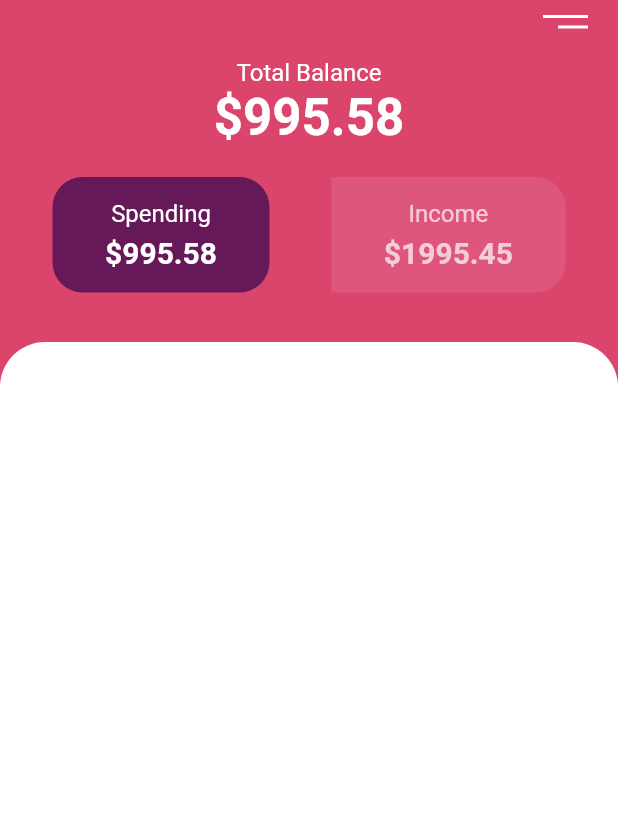
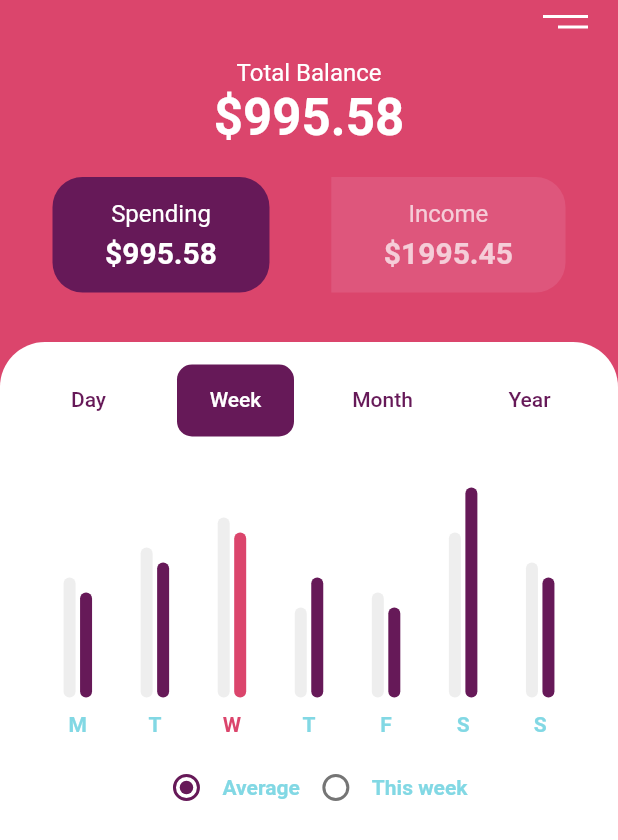
Before and after one commit to marcossevilla/ui-challenges, a Flutter app: the HomeScreen screen opened directly, on a phone screen of 412 x 824 dp. Shown: the top 840 px of the screen. Run offline on Flutter 3.47's test engine with Material 2 defaults, Android fonts, the phone set to English and light mode, and no system bars; our stand-ins replace animate_do, cached_network_image, flutter_lorem, flutter_svg, flutter_swiper, font_awesome_flutter.

Commit message:
BankingApp - Stats part is done

```diff
--- a/lib/src/banking_app/screens/home.dart
+++ b/lib/src/banking_app/screens/home.dart
@@ -1,7 +1,12 @@
 import 'package:flutter/material.dart';
 
 import '../colors.dart';
+import '../widgets/header_card.dart';
 import '../../shared/widgets/modern_drawer.dart';
+
+const tabs = ['Day', 'Week', 'Month', 'Year'];
+const labels = ['M', 'T', 'W', 'T', 'F', 'S', 'S'];
+const heights = {80: 70, 100: 90, 120: 110, 60: 80, 70: 60, 110: 140, 90: 80};
 
 class HomeScreen extends StatelessWidget {
   @override
@@ -13,16 +18,217 @@ class HomeScreen extends StatelessWidget {
         child: Column(
           children: [
             _Header(),
-            Expanded(
+            _Body(),
+          ],
+        ),
+      ),
+    );
+  }
+}
+
+class _Body extends StatelessWidget {
+  const _Body({Key key}) : super(key: key);
+
+  @override
+  Widget build(BuildContext context) {
+    return Expanded(
       child: Container(
+        padding: const EdgeInsets.symmetric(vertical: 15.0, horizontal: 10.0),
         decoration: BoxDecoration(
           color: Colors.white,
           borderRadius: BorderRadius.vertical(top: Radius.circular(30)),
         ),
+        child: DefaultTabController(
+          length: 4,
+          initialIndex: 1,
+          child: Column(
+            children: [
+              _Tabs(),
+              _TabViews(),
+              SizedBox(height: 10.0),
+              _RadioButtons(),
+            ],
           ),
+        ),
+      ),
+    );
+  }
+}
+
+class _RadioButtons extends StatelessWidget {
+  final _radio = ValueNotifier<int>(0);
+
+  _handleRadioValueChange(int value) => _radio.value = value;
+
+  @override
+  Widget build(BuildContext context) {
+    return ValueListenableBuilder(
+      valueListenable: _radio,
+      builder: (context, int value, _) {
+        return Row(
+          mainAxisAlignment: MainAxisAlignment.center,
+          children: [
+            Radio(
+              value: 0,
+              groupValue: value,
+              activeColor: kPinkyPurple,
+              onChanged: _handleRadioValueChange,
+            ),
+            Text(
+              'Average',
+              style: TextStyle(color: kNeonAqua, fontWeight: FontWeight.bold),
+            ),
+            Radio<int>(
+              value: 1,
+              groupValue: value,
+              activeColor: kPinkyPurple,
+              onChanged: _handleRadioValueChange,
+            ),
+            Text(
+              'This week',
+              style: TextStyle(color: kNeonAqua, fontWeight: FontWeight.bold),
+            ),
+          ],
+        );
+      },
+    );
+  }
+}
+
+class _TabViews extends StatelessWidget {
+  const _TabViews({Key key}) : super(key: key);
+
+  @override
+  Widget build(BuildContext context) {
+    return Container(
+      height: 200,
+      child: TabBarView(
+        children: [
+          Icon(Icons.apps),
+          _Stats(),
+          Icon(Icons.movie),
+          Icon(Icons.games),
+        ],
+      ),
+    );
+  }
+}
+
+class _Tabs extends StatelessWidget {
+  const _Tabs({Key key}) : super(key: key);
+
+  @override
+  Widget build(BuildContext context) {
+    return Container(
+      child: TabBar(
+        unselectedLabelColor: kPinkyPurple,
+        indicatorSize: TabBarIndicatorSize.label,
+        labelPadding: const EdgeInsets.symmetric(horizontal: 10.0),
+        indicator: BoxDecoration(
+          color: kPinkyPurple,
+          borderRadius: BorderRadius.circular(10.0),
+        ),
+        tabs: [
+          for (var tab in tabs)
+            Tab(
+              child: Align(
+                alignment: Alignment.center,
+                child: Text(tab),
+              ),
+            )
+        ],
+      ),
+    );
+  }
+}
+
+class _Stats extends StatelessWidget {
+  const _Stats({Key key}) : super(key: key);
+
+  @override
+  Widget build(BuildContext context) {
+    return Container(
+      child: Row(
+        mainAxisAlignment: MainAxisAlignment.spaceEvenly,
+        children: [
+          for (var i = 0; i < labels.length; i++)
+            _StatIndicator(
+              label: labels[i],
+              labelColor: labels[i] == 'W' ? kSolidPink : kNeonAqua,
+              indicatorColor: labels[i] == 'W' ? kSolidPink : kPinkyPurple,
+              incomeHeight: heights.keys.elementAt(i).toDouble(),
+              spendingHeight: heights.values.elementAt(i).toDouble(),
             ),
         ],
       ),
+    );
+  }
+}
+
+class _StatIndicator extends StatelessWidget {
+  const _StatIndicator({
+    Key key,
+    @required this.label,
+    @required this.labelColor,
+    @required this.indicatorColor,
+    @required this.incomeHeight,
+    @required this.spendingHeight,
+  }) : super(key: key);
+
+  final String label;
+  final Color labelColor;
+  final Color indicatorColor;
+  final double incomeHeight;
+  final double spendingHeight;
+
+  @override
+  Widget build(BuildContext context) {
+    return Column(
+      mainAxisAlignment: MainAxisAlignment.end,
+      children: [
+        Row(
+          crossAxisAlignment: CrossAxisAlignment.end,
+          children: [
+            _Indicator(
+              color: Colors.grey.shade200,
+              height: incomeHeight,
+            ),
+            SizedBox(width: 3.0),
+            _Indicator(
+              height: spendingHeight,
+              color: indicatorColor,
+            )
+          ],
+        ),
+        SizedBox(height: 10.0),
+        Text(
+          label,
+          style: TextStyle(color: labelColor, fontWeight: FontWeight.bold),
+        ),
+      ],
+    );
+  }
+}
+
+class _Indicator extends StatelessWidget {
+  const _Indicator({
+    Key key,
+    @required this.color,
+    @required this.height,
+  }) : super(key: key);
+
+  final Color color;
+  final double height;
+  final double indicatorWidth = 8;
+
+  @override
+  Widget build(BuildContext context) {
+    return Container(
+      height: height,
+      width: indicatorWidth,
+      decoration: BoxDecoration(
+        color: color,
+        borderRadius: BorderRadius.circular(10.0),
       ),
     );
   }
@@ -74,7 +280,7 @@ class _Cards extends StatelessWidget {
         children: [
           Positioned(
             right: 15,
-            child: _HeaderCard(
+            child: HeaderCard(
               backgroundColor: kLighterPink,
               title: 'Income',
               content: '\$1995.45',
@@ -83,7 +289,7 @@ class _Cards extends StatelessWidget {
           ),
           Positioned(
             left: 15,
-            child: _HeaderCard(
+            child: HeaderCard(
               backgroundColor: kPinkyPurple,
               title: 'Spending',
               content: '\$995.58',
@@ -94,49 +300,3 @@ class _Cards extends StatelessWidget {
     );
   }
 }
-
-class _HeaderCard extends StatelessWidget {
-  const _HeaderCard({
-    Key key,
-    @required this.backgroundColor,
-    @required this.title,
-    @required this.content,
-    this.isPrimary = true,
-  }) : super(key: key);
-
-  final bool isPrimary;
-  final String title;
-  final String content;
-  final Color backgroundColor;
-
-  @override
-  Widget build(BuildContext context) {
-    return Container(
-      padding: const EdgeInsets.symmetric(vertical: 15.0, horizontal: 35.0),
-      decoration: BoxDecoration(
-        color: backgroundColor,
-        borderRadius: isPrimary
-            ? BorderRadius.circular(20.0)
-            : BorderRadius.horizontal(right: Radius.circular(20.0)),
-      ),
-      child: Column(
-        children: [
-          Text(
-            title,
-            style: Theme.of(context).textTheme.subtitle1.copyWith(
-                  color: isPrimary ? Colors.white : Colors.white70,
-                ),
-          ),
-          SizedBox(height: 5.0),
-          Text(
-            content,
-            style: Theme.of(context).textTheme.headline6.copyWith(
-                  color: isPrimary ? Colors.white : Colors.white70,
-                  fontWeight: FontWeight.bold,
-                ),
-          ),
-        ],
-      ),
-    );
-  }
-}
--- /dev/null
+++ b/lib/src/banking_app/widgets/header_card.dart
@@ -0,0 +1,47 @@
+import 'package:flutter/material.dart';
+
+class HeaderCard extends StatelessWidget {
+  const HeaderCard({
+    Key key,
+    @required this.backgroundColor,
+    @required this.title,
+    @required this.content,
+    this.isPrimary = true,
+  }) : super(key: key);
+
+  final bool isPrimary;
+  final String title;
+  final String content;
+  final Color backgroundColor;
+
+  @override
+  Widget build(BuildContext context) {
+    return Container(
+      padding: const EdgeInsets.symmetric(vertical: 15.0, horizontal: 35.0),
+      decoration: BoxDecoration(
+        color: backgroundColor,
+        borderRadius: isPrimary
+            ? BorderRadius.circular(20.0)
+            : BorderRadius.horizontal(right: Radius.circular(20.0)),
+      ),
+      child: Column(
+        children: [
+          Text(
+            title,
+            style: Theme.of(context).textTheme.subtitle1.copyWith(
+                  color: isPrimary ? Colors.white : Colors.white70,
+                ),
+          ),
+          SizedBox(height: 5.0),
+          Text(
+            content,
+            style: Theme.of(context).textTheme.headline6.copyWith(
+                  color: isPrimary ? Colors.white : Colors.white70,
+                  fontWeight: FontWeight.bold,
+                ),
+          ),
+        ],
+      ),
+    );
+  }
+}
```
Lines whose indentation alone changed are shown as unchanged.
